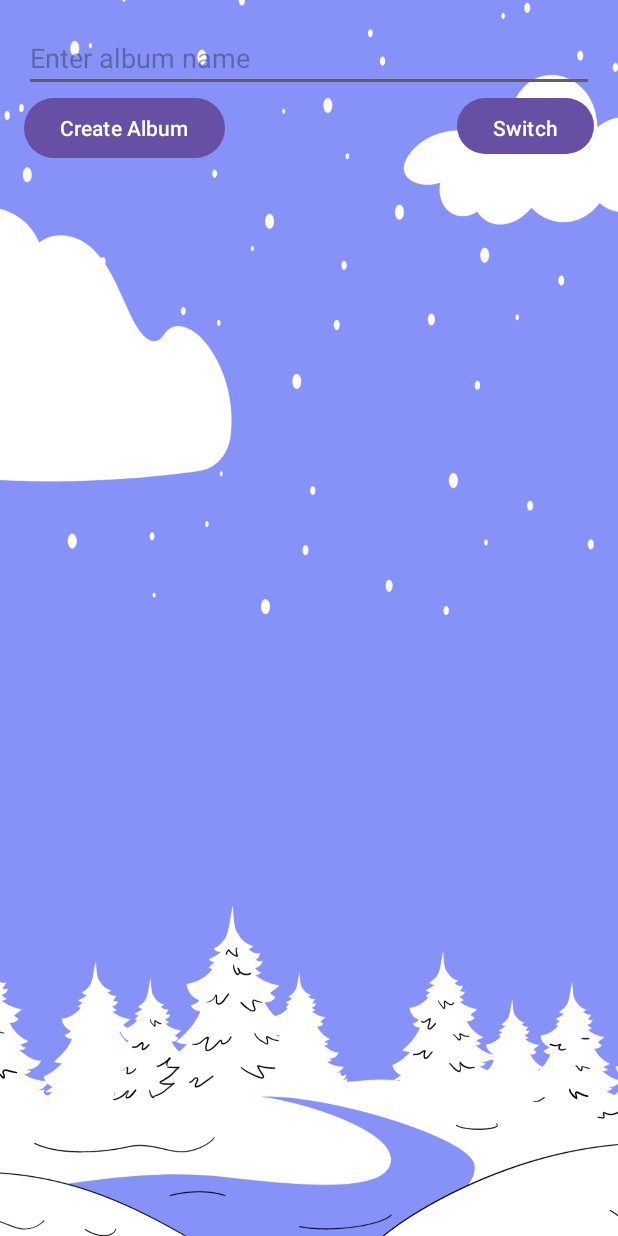
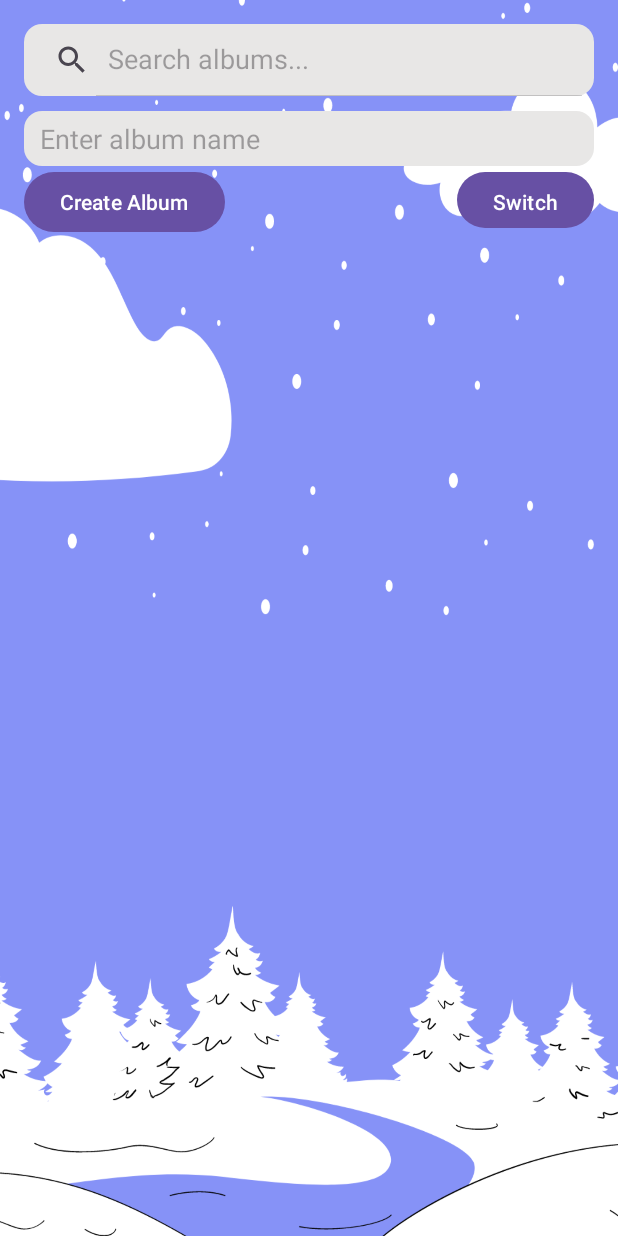
Before and after one commit to pHTSOm/mobiledev_midterm, an Android app: the layout gallery.xml on its own in the app's theme, with its tools: preview values and no code run, on a phone screen of 412 x 824 dp. Run offline under Robolectric (Android 15) with nearby library versions, the phone set to English and light mode, and no system bars.

Commit message:
Adding searching albums

```diff
--- /dev/null
+++ b/app/src/main/res/drawable/rounded_corners.xml
@@ -0,0 +1,12 @@
+<?xml version="1.0" encoding="utf-8"?>
+    <shape xmlns:android="http://schemas.android.com/apk/res/android"
+        android:shape="rectangle"
+        android:padding="10dp">
+
+        <solid android:color="#e8e7e6" />
+        <corners
+            android:bottomRightRadius="12dp"
+            android:bottomLeftRadius="12dp"
+            android:topLeftRadius="12dp"
+            android:topRightRadius="12dp" />
+    </shape>
--- a/app/src/main/res/layout/gallery.xml
+++ b/app/src/main/res/layout/gallery.xml
@@ -5,12 +5,25 @@
     android:orientation="vertical"
     android:padding="16dp"
     android:background="@drawable/background">
+    <SearchView
+        android:id="@+id/searchView"
+        android:layout_width="match_parent"
+        android:layout_height="wrap_content"
+        android:iconifiedByDefault="false"
+        android:queryHint="Search albums..."
+        android:background="@drawable/rounded_corners"
+        />
+    <Space
+        android:layout_width="1dp"
+        android:layout_height="10dp"/>
 
     <EditText
         android:id="@+id/albumNameEditText"
         android:layout_width="match_parent"
         android:layout_height="wrap_content"
-        android:hint="Enter album name"
+        android:hint=" Enter album name"
+        android:padding="6dp"
+        android:background="@drawable/rounded_corners"
         />
 
     <LinearLayout
@@ -37,6 +50,7 @@
             />
     </LinearLayout>
 
+
     <androidx.recyclerview.widget.RecyclerView
         android:id="@+id/albumsRecyclerView"
         android:layout_width="match_parent"
```
Also changed, not shown: app/src/main/java/com/example/midtermpj/album/AlbumsAdapter.java (+59 -112 lines), app/src/main/java/com/example/midtermpj/album/MainActivity.java (+49 -51 lines).
